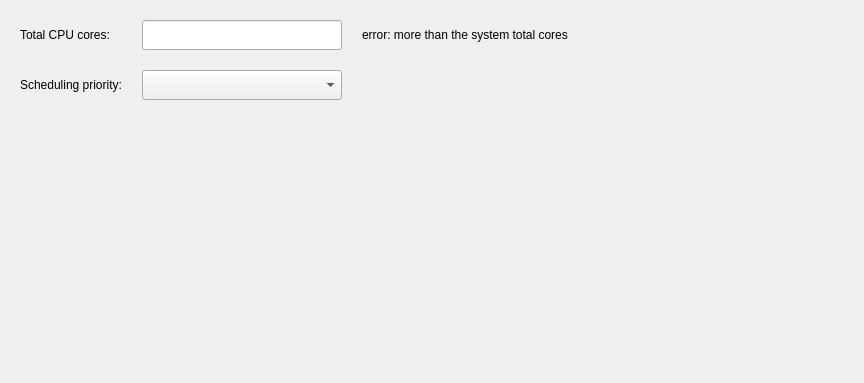
openeuler-mirror/ks-scmc-gui, file src/pages/container/base-configuration/cpu-conf-tab.ui: the form before one commit.
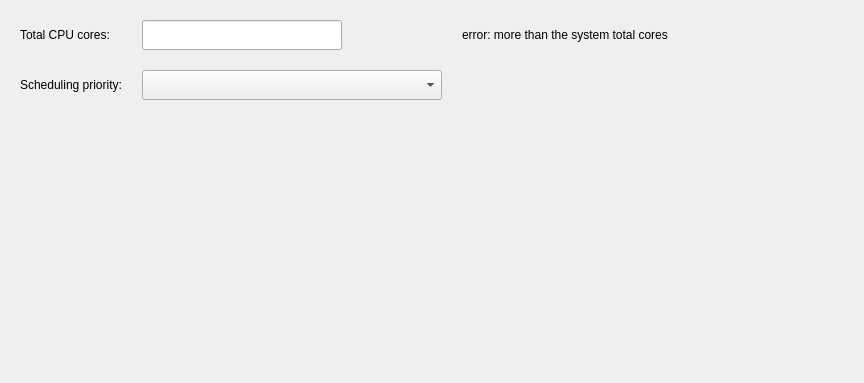
The form after the commit.

Commit message: fix（pages）：modify code changes - 当用户没有输入时，设置默认cpu核心数为系统核心数，设置最小cpu核心数必须大于0

What changed in the file:
```diff
--- a/src/pages/container/base-configuration/cpu-conf-tab.ui
+++ b/src/pages/container/base-configuration/cpu-conf-tab.ui
@@ -45,13 +45,13 @@
       <widget class="QComboBox" name="cb_sche_pri">
        <property name="minimumSize">
         <size>
-         <width>200</width>
+         <width>300</width>
          <height>30</height>
         </size>
        </property>
        <property name="maximumSize">
         <size>
-         <width>200</width>
+         <width>300</width>
          <height>30</height>
         </size>
        </property>
```
